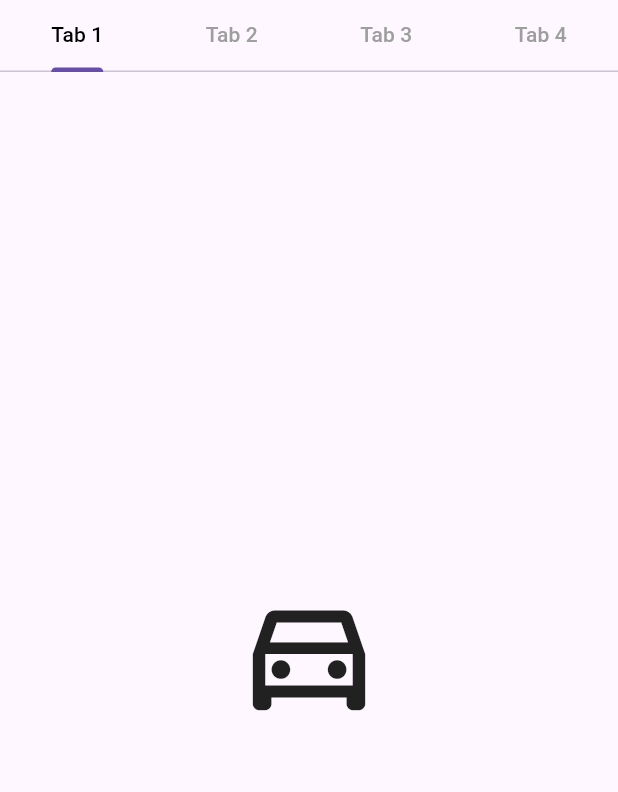
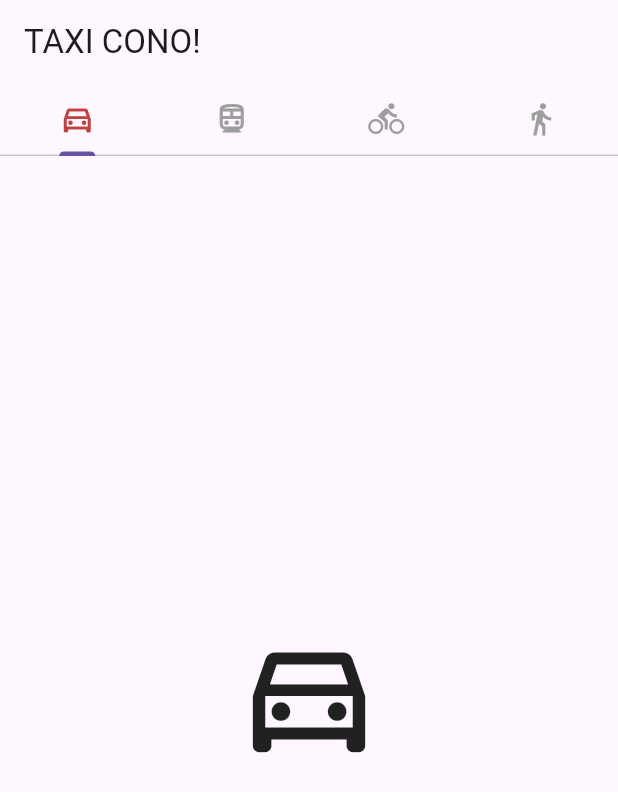
Before and after one commit to Abrilskop/Flutter-UI-Navigation, a Flutter app: the screen it shows after launch, on a phone screen of 412 x 824 dp. Shown: the top 792 px of the screen. Run offline on Flutter 3.47's test engine with Material 3 defaults, Android fonts, the phone set to English and light mode, and no system bars.

Commit message:
refactor UI: Add AppBar con título y personalizar colores del TabBar en TabsScreen

```diff
--- a/lib/screens/tabs_screen.dart
+++ b/lib/screens/tabs_screen.dart
@@ -6,31 +6,28 @@ class TabsScreen extends StatelessWidget {
   @override
   Widget build(BuildContext context) {
     return DefaultTabController(
-      length: 4,  // Define el número de pestañas
+      length: 4, // Número de pestañas
       child: Scaffold(
-        body: SafeArea(
-          child: Column(
-            children: const [
-              TabBar(
-                labelColor: Colors.black,  // Color de la etiqueta seleccionada
-                unselectedLabelColor: Colors.grey,  // Color de la etiqueta no seleccionada
-                tabs: [
-                  Tab(text: 'Tab 1'),  // Pestaña 1
-                  Tab(text: 'Tab 2'),  // Pestaña 2
-                  Tab(text: 'Tab 3'),  // Pestaña 3
-                  Tab(text: 'Tab 4'),  // Pestaña 4
-                ],
-              ),
-              Expanded(
-                child: TabBarView(
-                  children: [
-                    Icon(Icons.directions_car_outlined, size: 100),  // Ícono para la primera pestaña
-                    Icon(Icons.directions_transit_filled_outlined, size: 100),  // Ícono para la segunda pestaña
-                    Icon(Icons.directions_bike_sharp, size: 100),  // Ícono para la tercera pestaña
-                    Icon(Icons.directions_walk_sharp, size: 100),  // Ícono para la cuarta pestaña
-                  ],
-                ),
-              ),
+        appBar: AppBar(
+          title: const Text('TAXI CONO!'),
+          bottom: const TabBar(
+            labelColor: Color.fromARGB(255, 194, 66, 66),
+            unselectedLabelColor: Colors.grey,
+            tabs: [
+              Tab(icon: Icon(Icons.directions_car_outlined)), // Ícono para la primera pestaña
+              Tab(icon: Icon(Icons.directions_transit_filled_outlined)), // Ícono para la segunda pestaña
+              Tab(icon: Icon(Icons.directions_bike_sharp)), // Ícono para la tercera pestaña
+              Tab(icon: Icon(Icons.directions_walk_sharp)), // Ícono para la cuarta pestaña
+            ],
+          ),
+        ),
+        body: const SafeArea(
+          child: TabBarView(
+            children: [
+              Icon(Icons.directions_car_outlined, size: 100),
+              Icon(Icons.directions_transit_filled_outlined, size: 100),
+              Icon(Icons.directions_bike_sharp, size: 100),
+              Icon(Icons.directions_walk_sharp, size: 100),
             ],
           ),
         ),
```
